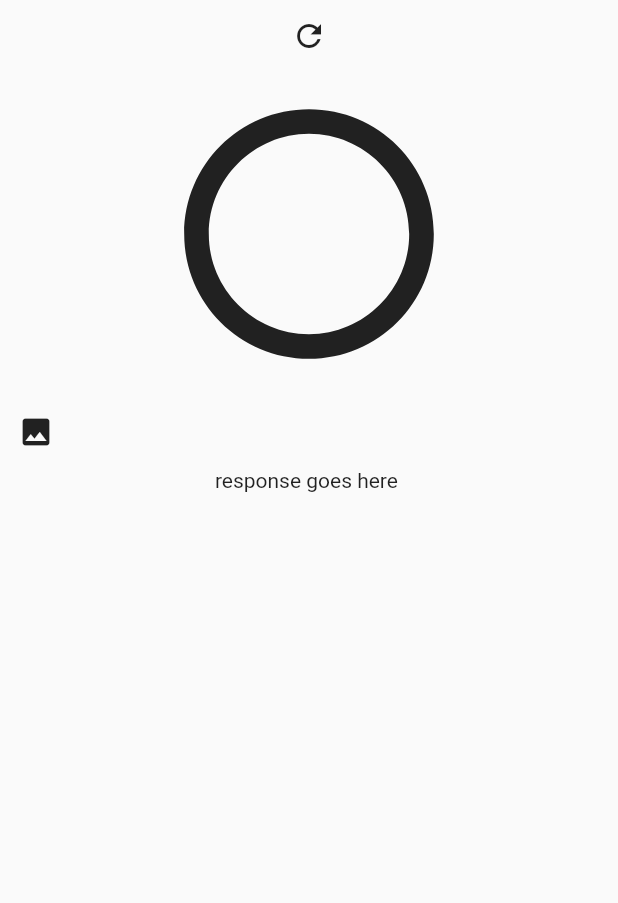
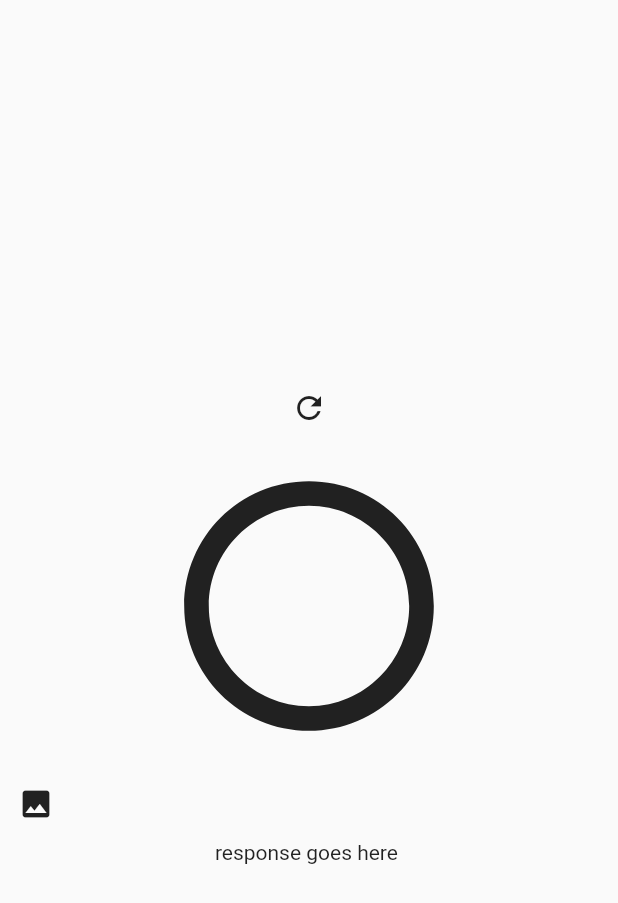
Before and after one commit to caitlynbakery/theta_concept_5, a Flutter app: the ImageScreen screen opened directly, on a phone screen of 412 x 824 dp. Shown: the top 903 px of the screen. Run offline on Flutter 3.47's test engine with Material 2 defaults, Android fonts, the phone set to English and light mode, and no system bars; our stand-ins replace bloc, chopper, equatable, flutter_bloc; generated files the repository leaves out were written again; network calls fail.

Commit message:
changed the image file

```diff
--- a/lib/components/image_response.dart
+++ b/lib/components/image_response.dart
@@ -13,13 +13,14 @@ class ImageResponse extends StatelessWidget {
   Widget build(BuildContext context) {
     return BlocBuilder<ImageScreenBloc, ImageScreenState>(
       builder: (context, state) {
-        return Expanded(
-            child: context.watch<ImageScreenBloc>().state.showImage &&
-                    context.watch<ImageScreenBloc>().state.fileUrl.isNotEmpty
-                ? InkWell(
-                    child: Image.network('${state.fileUrl}?type=thumb'),
-                  )
-                : Text('response goes here '));
+        if (context.watch<ImageScreenBloc>().state.showImage &&
+            context.watch<ImageScreenBloc>().state.fileUrl.isNotEmpty) {
+          print(state.fileUrl);
+          var fileUrl = '${state.fileUrl}?type=thumb';
+          return Image.network(fileUrl);
+        } else {
+          return Text('response goes here ');
+        }
       },
     );
   }
```
